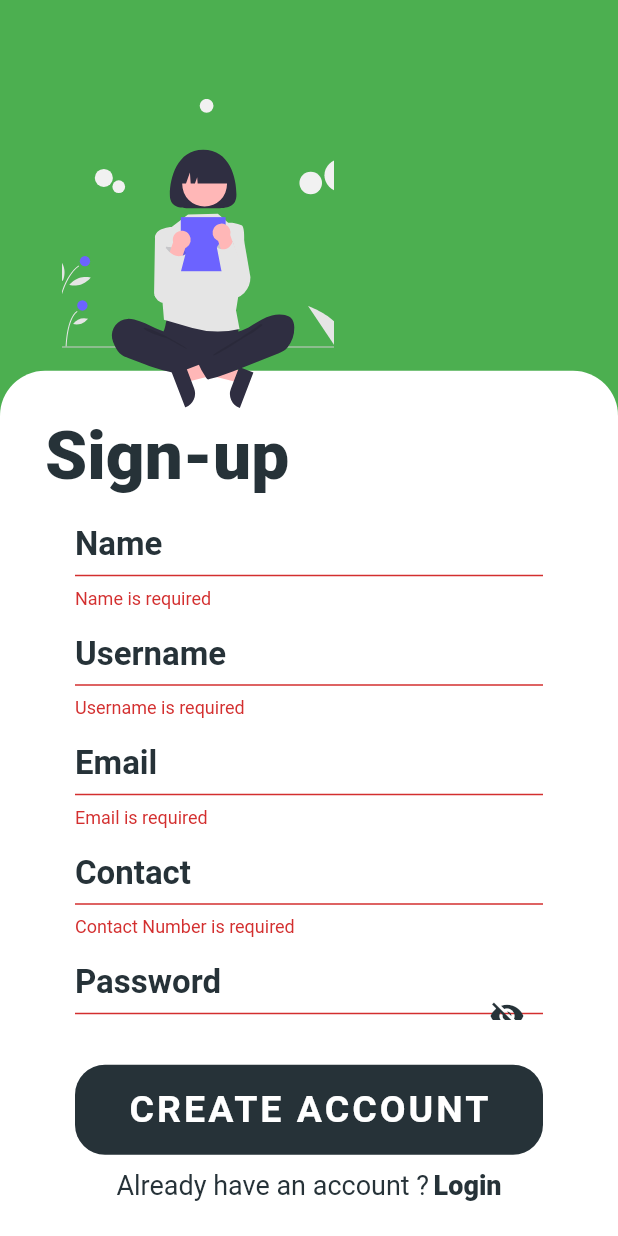
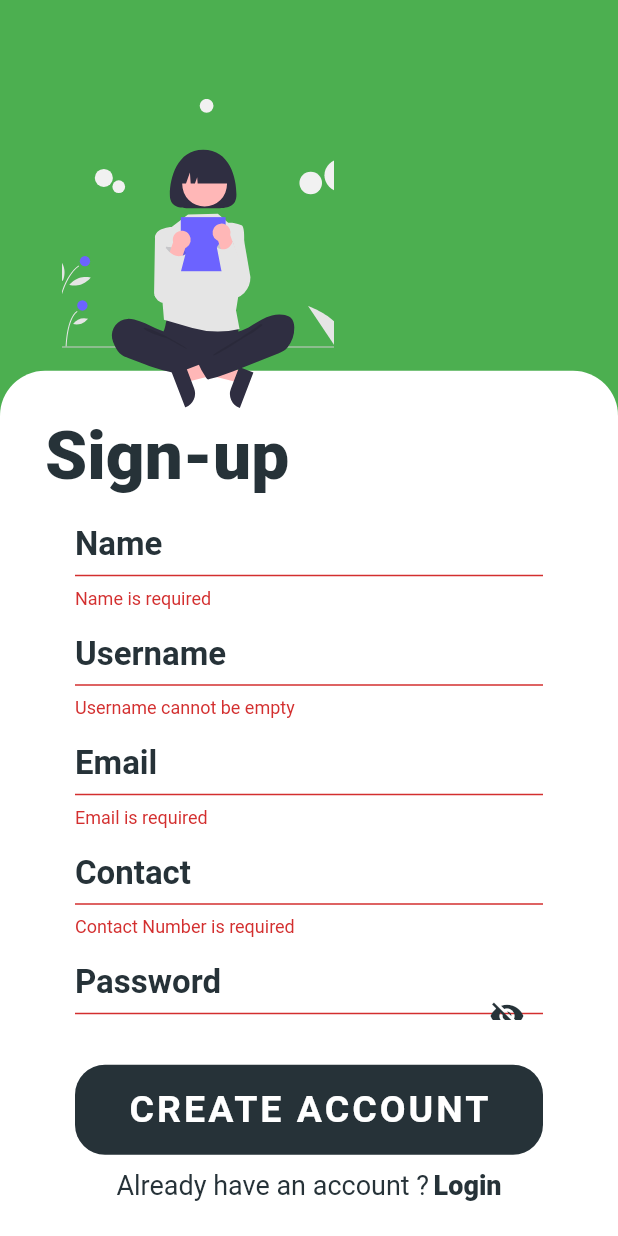
Before and after one commit to blayziken/Flutter_blog, a Flutter app: the SignUpScreen screen opened by its route, after a tap on "CREATE ACCOUNT", on a phone screen of 412 x 824 dp. Run offline on Flutter 3.47's test engine with Material 2 defaults, Android fonts, the phone set to English and light mode, and no system bars; our stand-ins replace flutter_svg; missing offline and left inert: flutter_facebook_login; statements that could not run were skipped.

```diff
--- a/lib/apitest.dart
+++ b/lib/apitest.dart
@@ -77,3 +77,6 @@ class _APITestState extends State<APITest> {
 //router.delete('/deleteUser', authController.protect, userController.deleteUser);
 //
 //router.get('/:userName', authController.protect, userController.getUser);
+//
+//// To check if username is unique
+//router.get('/checkUsername/:userName', userController.checkUsername);
--- a/lib/screens/Auth/signup.dart
+++ b/lib/screens/Auth/signup.dart
@@ -7,20 +7,22 @@ import 'package:flutter_svg/svg.dart';
 
 class SignUpScreen extends StatefulWidget {
   static const routeName = '/signup-screen';
-
   @override
   _SignUpScreenState createState() => _SignUpScreenState();
 }
 
 class _SignUpScreenState extends State<SignUpScreen> {
-  String _name;
-  String _username;
-  String _email;
-  String _password;
-  String _contact;
+//  String _name;
+//  String _username;
+//  String _email;
+//  String _password;
+//  String _contact;
   bool showPassword = true;
 
+  // API Network Handler Call
   NetworkHandler networkHandler = NetworkHandler();
+
+  // TextField Form Key Controllers
   final GlobalKey<FormState> _formKey2 = GlobalKey<FormState>();
   final TextEditingController _nameController = TextEditingController();
   final TextEditingController _usernameController = TextEditingController();
@@ -28,6 +30,218 @@ class _SignUpScreenState extends State<SignUpScreen> {
   final TextEditingController _passwordController = TextEditingController();
   final TextEditingController _contactController = TextEditingController();
 
+  // User validation variables
+  String errorText;
+  bool validate = true;
+  bool spinner = false;
+
+  // To check if user exists:
+  checkUser() async {
+    String usernameText = _usernameController.text;
+    if (usernameText.length == 0) {
+      setState(() {
+//        spinner = false;
+        validate = false;
+        errorText = 'Username cannot be empty';
+      });
+
+      return;
+    }
+
+    print(usernameText);
+
+    var response =
+        await networkHandler.get('users/checkUsername/$usernameText');
+
+    if (response["status"]) {
+      setState(() {
+//        spinner = false;
+        validate = false;
+        errorText = 'Username already exists';
+      });
+    } else {
+      setState(() {
+//        spinner = false;
+        validate = true;
+      });
+    }
+
+    print('--------------------------------------');
+    print(response);
+//    print(validate);
+    print('--------------------------------------');
+  }
+
+//
+  @override
+  Widget build(BuildContext context) {
+    var size = MediaQuery.of(context).size;
+
+    return Scaffold(
+      body: SingleChildScrollView(
+        child: Container(
+          width: double.infinity,
+          height: size.height,
+          color: Colors.green,
+          child: Stack(
+            children: [
+              Positioned(
+                bottom: 0,
+                child: Container(
+                  height: size.height * 0.7,
+                  width: size.width, //double.infinity,
+                  decoration: BoxDecoration(
+                    color: Colors.white,
+                    borderRadius: BorderRadius.only(
+                      topLeft: Radius.circular(30),
+                      topRight: Radius.circular(30),
+                    ),
+                  ),
+                  child: Padding(
+                    padding:
+                        EdgeInsets.only(top: 30.0, right: 30.0, left: 30.0),
+                    child: Column(
+                      crossAxisAlignment: CrossAxisAlignment.start,
+                      children: [
+                        Text(
+                          'Sign-up',
+                          style: TextStyle(
+                              fontSize: 45,
+                              fontWeight: FontWeight.w900,
+                              color: kTextLoginPageColor),
+                        ),
+                        Expanded(
+                          child: Padding(
+                            padding: EdgeInsets.only(
+                                left: 20.0, right: 20.0, top: 20.0),
+                            child: Column(
+                              children: [
+                                _buildSignupForm(),
+                                customYMargin(30),
+                                Expanded(
+                                  flex: 0,
+                                  child: GestureDetector(
+                                    child: spinner
+                                        ? CircularProgressIndicator()
+                                        : Container(
+                                            height: 60,
+                                            decoration: BoxDecoration(
+                                              color: Colors.blueGrey[900],
+                                              borderRadius:
+                                                  BorderRadius.circular(20.0),
+                                            ),
+                                            child: Center(
+                                              child: Text(
+                                                'CREATE ACCOUNT',
+                                                style: TextStyle(
+                                                  fontWeight: FontWeight.w600,
+                                                  fontSize: 25,
+                                                  letterSpacing: 2,
+                                                  color: Colors.white,
+                                                ),
+                                              ),
+                                            ),
+                                          ),
+                                    onTap: () async {
+                                      setState(() {
+                                        spinner = true;
+                                      });
+
+                                      await checkUser();
+
+                                      if (_formKey2.currentState.validate() &&
+                                          validate) {
+                                        Map<String, String> body = {
+                                          "name": _nameController.text,
+                                          "username": _usernameController.text,
+                                          "email": _emailController.text,
+                                          "password": _passwordController.text,
+                                          "contactNumber":
+                                              _contactController.text,
+                                        };
+
+                                        await networkHandler.postData(
+                                            'users/signup', body);
+
+                                        setState(() {
+                                          spinner = false;
+                                        });
+                                      } else {
+                                        print('Error at submit button');
+                                        setState(() {
+                                          spinner = false;
+                                        });
+                                      }
+
+//                                      _formKey2.currentState.save();
+                                    },
+                                  ),
+                                ),
+                                customYMargin(10),
+                                Expanded(
+                                  flex: 0,
+                                  child: Center(
+                                    child: Row(
+                                      mainAxisAlignment:
+                                          MainAxisAlignment.center,
+                                      children: [
+                                        Text(
+                                          'Already have an account ?',
+                                          style: TextStyle(
+                                            fontSize: 18,
+                                            color: kTextLoginPageColor,
+                                          ),
+                                        ),
+                                        customXMargin(3),
+                                        InkWell(
+                                          child: Text(
+                                            'Login',
+                                            style: TextStyle(
+                                              fontWeight: FontWeight.w900,
+                                              fontSize: 18,
+                                              color: kTextLoginPageColor,
+                                            ),
+                                          ),
+                                          onTap: () {
+                                            Navigator.pushNamed(
+                                                context, '/login-screen');
+                                          },
+                                        ),
+                                      ],
+                                    ),
+                                  ),
+                                ),
+                              ],
+                            ),
+                          ),
+                        ),
+                      ],
+                    ),
+                  ),
+                ),
+              ),
+              Positioned(
+                top: size.height * 0.08,
+                left: size.width * 0.1,
+                child: Container(
+                  height: size.height * 0.25,
+                  width: size.width * 0.44,
+                  child: SvgPicture.asset(
+//                    "assets/svg/undraw_my_app_re_gxtj.svg",
+//                    "assets/svg/undraw_my_files_swob.svg",
+                    "assets/svg/undraw_Reading_re_29f8.svg",
+                    fit: BoxFit.cover,
+                  ),
+                ),
+              ),
+            ],
+          ),
+        ),
+      ),
+    );
+  }
+
+  // TextField Widgets
   Widget _buildName() {
     return Container(
       height: 30,
@@ -52,15 +266,17 @@ class _SignUpScreenState extends State<SignUpScreen> {
       height: 30,
       child: TextFormField(
         controller: _usernameController,
-        decoration: InputDecoration(),
-        validator: (String value) {
-          if (value.isEmpty) {
-            return 'Username is required';
-          }
-          return null;
-        },
+        decoration: InputDecoration(
+          errorText: validate ? null : errorText,
+        ),
+//        validator: (String value) {
+//          if (value.isEmpty) {
+//            return 'Username is required';
+//          }
+//          return null;
+//        },
         onSaved: (String value) {
-          _username = value;
+//          _username = value;
         },
       ),
     );
@@ -101,7 +317,7 @@ class _SignUpScreenState extends State<SignUpScreen> {
           return null;
         },
         onSaved: (String value) {
-          _contact = value;
+//          _contact = value;
         },
       ),
     );
@@ -137,7 +353,7 @@ class _SignUpScreenState extends State<SignUpScreen> {
           return null;
         },
         onSaved: (String value) {
-          _password = value;
+//          _password = value;
         },
       ),
     );
@@ -213,164 +429,4 @@ class _SignUpScreenState extends State<SignUpScreen> {
       ),
     );
   }
-
-  @override
-  Widget build(BuildContext context) {
-    var size = MediaQuery.of(context).size;
-
-    return Scaffold(
-      body: SingleChildScrollView(
-        child: Container(
-          width: double.infinity,
-          height: size.height,
-          color: Colors.green,
-          child: Stack(
-            children: [
-              Positioned(
-                bottom: 0,
-                child: Container(
-                  height: size.height * 0.7,
-                  width: size.width, //double.infinity,
-                  decoration: BoxDecoration(
-                    color: Colors.white,
-                    borderRadius: BorderRadius.only(
-                      topLeft: Radius.circular(30),
-                      topRight: Radius.circular(30),
-                    ),
-                  ),
-                  child: Padding(
-                    padding:
-                        EdgeInsets.only(top: 30.0, right: 30.0, left: 30.0),
-                    child: Column(
-                      crossAxisAlignment: CrossAxisAlignment.start,
-                      children: [
-                        Text(
-                          'Sign-up',
-                          style: TextStyle(
-                              fontSize: 45,
-                              fontWeight: FontWeight.w900,
-                              color: kTextLoginPageColor),
-                        ),
-                        Expanded(
-                          child: Padding(
-                            padding: EdgeInsets.only(
-                                left: 20.0, right: 20.0, top: 20.0),
-                            child: Column(
-                              children: [
-                                _buildSignupForm(),
-                                customYMargin(30),
-                                Expanded(
-                                  flex: 0,
-                                  child: GestureDetector(
-                                    child: Container(
-                                      height: 60,
-                                      decoration: BoxDecoration(
-                                        color: Colors.blueGrey[900],
-                                        borderRadius:
-                                            BorderRadius.circular(20.0),
-                                      ),
-                                      child: Center(
-                                        child: Text(
-                                          'CREATE ACCOUNT',
-                                          style: TextStyle(
-                                            fontWeight: FontWeight.w600,
-                                            fontSize: 25,
-                                            letterSpacing: 2,
-                                            color: Colors.white,
-                                          ),
-                                        ),
-                                      ),
-                                    ),
-                                    onTap: () {
-                                      if (!_formKey2.currentState.validate()) {
-                                        return;
-                                      }
-
-                                      _formKey2.currentState.save();
-
-                                      Map<String, String> body = {
-                                        "name": _nameController.text,
-                                        "username": _usernameController.text,
-                                        "email": _emailController.text,
-                                        "password": _passwordController.text,
-                                        "contactNumber":
-                                            _contactController.text,
-                                      };
-
-                                      networkHandler.postData(
-                                          'users/signup', body);
-                                      print(
-                                          'This is from sign up screen after api call');
-
-//                                        print(_nameController.text);
-//                                        print(_emailController.text);
-//                                        print(_usernameController.text);
-//                                        print(_passwordController.text);
-//                                        print(_contactController.text);
-                                    },
-                                  ),
-                                ),
-                                customYMargin(10),
-                                Expanded(
-                                  flex: 0,
-                                  child: Center(
-                                    child: Row(
-                                      mainAxisAlignment:
-                                          MainAxisAlignment.center,
-                                      children: [
-                                        Text(
-                                          'Already have an account ?',
-                                          style: TextStyle(
-                                            fontSize: 18,
-                                            color: kTextLoginPageColor,
-                                          ),
-                                        ),
-                                        customXMargin(3),
-                                        InkWell(
-                                          child: Text(
-                                            'Login',
-                                            style: TextStyle(
-                                              fontWeight: FontWeight.w900,
-                                              fontSize: 18,
-                                              color: kTextLoginPageColor,
-                                            ),
-                                          ),
-                                          onTap: () {
-                                            Navigator.pushNamed(
-                                                context, '/login-screen');
-                                          },
-                                        ),
-                                      ],
-                                    ),
-                                  ),
-                                ),
-                              ],
-                            ),
-                          ),
-                        ),
-                      ],
-                    ),
-                  ),
-                ),
-              ),
-              Positioned(
-                top: size.height * 0.08,
-                left: size.width * 0.1,
-                child: Container(
-                  height: size.height * 0.25,
-                  width: size.width * 0.44,
-                  child: SvgPicture.asset(
-//                    "assets/svg/undraw_my_app_re_gxtj.svg",
-//                    "assets/svg/undraw_my_files_swob.svg",
-                    "assets/svg/undraw_Reading_re_29f8.svg",
-                    fit: BoxFit.cover,
-                  ),
-                ),
-              ),
-            ],
-          ),
-        ),
-      ),
-    );
-  }
 }
--- a/pubspec.yaml
+++ b/pubspec.yaml
@@ -16,6 +16,8 @@ dependencies:
   flutter_svg:
   http:
   logger:
+  flutter_facebook_login: ^3.0.0
+  font_awesome_flutter:
 
 dev_dependencies:
   flutter_test:
```
Also changed, not shown: lib/screens/Auth/components/login_components.dart (+4 -3 lines), lib/screens/Auth/login.dart (+12 -0 lines), lib/services/NetworkHandler.dart (+14 -4 lines).
